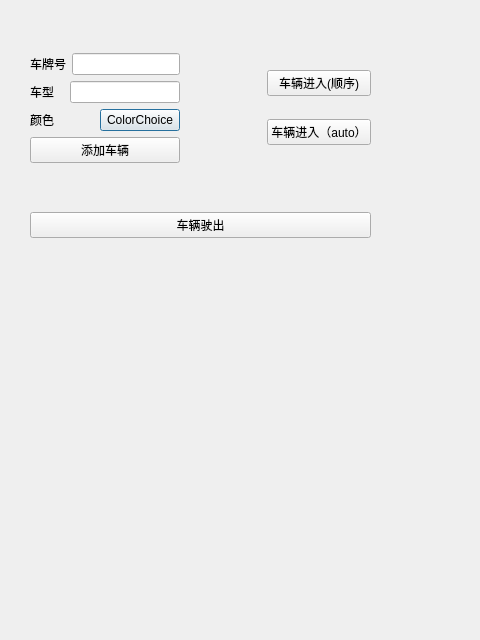
The window that managesetdialog.ui (Staypcy/VisualPackingManagenmentSystem) describes before a commit, drawn with Qt 5.
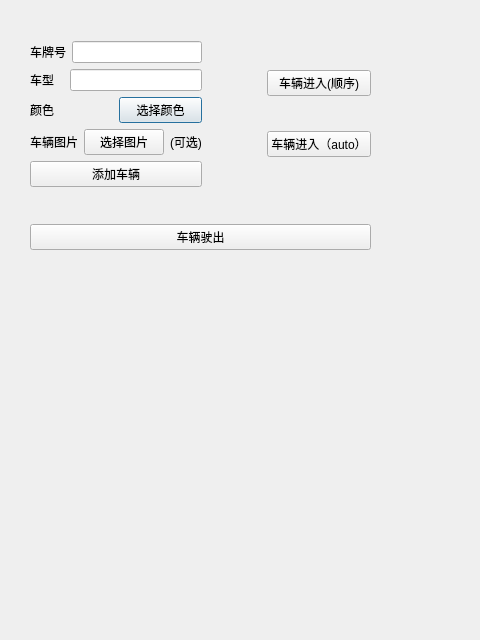
The same window after the commit.

Patch:
```diff
--- a/managesetdialog.ui
+++ b/managesetdialog.ui
@@ -11,7 +11,10 @@
    </rect>
   </property>
   <property name="windowTitle">
-   <string>Dialog</string>
+   <string>车辆管理</string>
+  </property>
+  <property name="styleSheet">
+   <string notr="true"></string>
   </property>
   <widget class="QWidget" name="verticalLayoutWidget">
    <property name="geometry">
@@ -69,7 +72,38 @@
             <item>
              <widget class="QPushButton" name="ColorChoice">
               <property name="text">
-               <string>ColorChoice</string>
+               <string>选择颜色</string>
+              </property>
+             </widget>
+            </item>
+           </layout>
+          </item>
+          <item>
+           <layout class="QHBoxLayout" name="horizontalLayout_5">
+            <item>
+             <widget class="QLabel" name="label_4">
+              <property name="text">
+               <string>车辆图片</string>
+              </property>
+             </widget>
+            </item>
+            <item>
+             <widget class="QPushButton" name="ImageChoice">
+              <property name="text">
+               <string>选择图片</string>
+              </property>
+             </widget>
+            </item>
+            <item>
+             <widget class="QLabel" name="imagePathLabel">
+              <property name="text">
+               <string>(可选)</string>
+              </property>
+              <property name="sizePolicy">
+               <sizepolicy hsizetype="Expanding" vsizetype="Preferred">
+                <horstretch>0</horstretch>
+                <verstretch>0</verstretch>
+               </sizepolicy>
               </property>
              </widget>
             </item>
```
